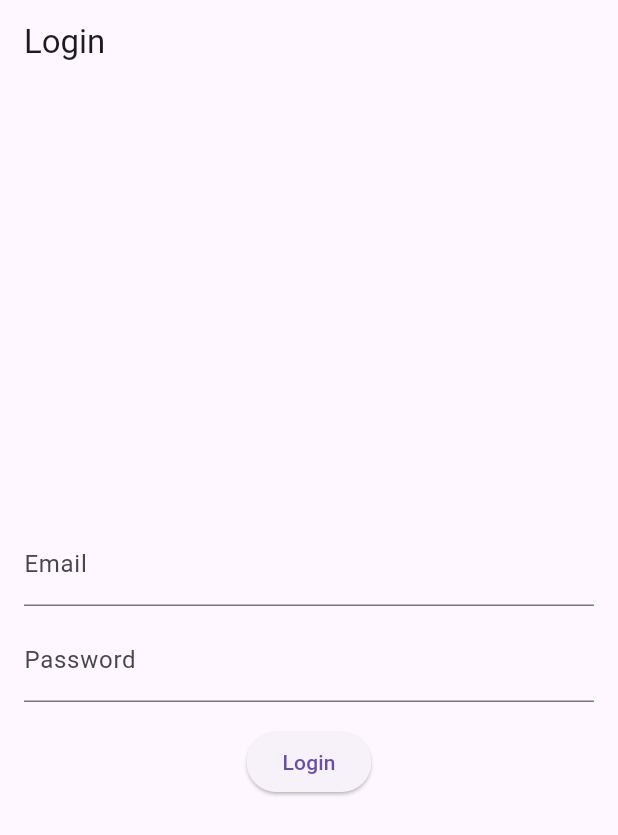
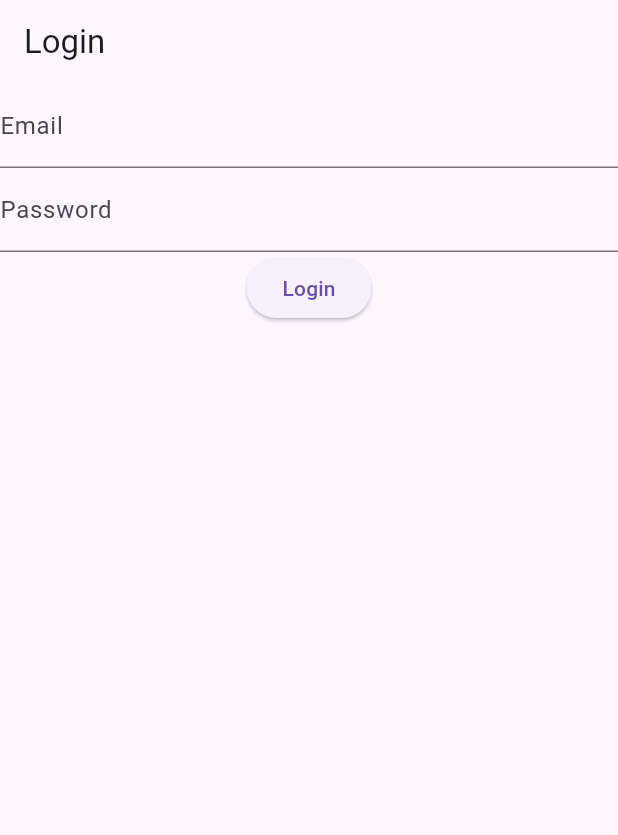
Before and after one commit to WilhelmDev/store_app, a Flutter app: the screen it shows after launch, on a phone screen of 412 x 824 dp. Shown: the top 835 px of the screen. Run offline on Flutter 3.47's test engine with Material 3 defaults, Android fonts, the phone set to English and light mode, and no system bars; our stand-ins replace equatable, flutter_bloc; accounts and stored records are empty.

```diff
--- a/lib/main.dart
+++ b/lib/main.dart
@@ -1,123 +1,24 @@
 import 'package:flutter/material.dart';
-import 'package:flutter_bloc/flutter_bloc.dart';
-import 'package:store_app/blocs/auth/auth_bloc.dart';
-import 'package:store_app/repositories/auth_repository.dart';
-import 'package:store_app/screens/home_screen.dart';
-import 'package:store_app/screens/login_screen.dart';
+import 'package:provider/provider.dart';
+import 'package:store_app/providers/auth_provider.dart';
+import 'package:store_app/widgets/auth_wrapper.dart';
 
 void main() {
-  runApp(const MyApp());
+  runApp(MyApp());
 }
 
 class MyApp extends StatelessWidget {
-  const MyApp({super.key});
-
   @override
   Widget build(BuildContext context) {
-    return MultiBlocProvider(
-      providers: [
-        BlocProvider<AuthBloc>(
-          create: (context) => AuthBloc(authRepository: AuthRepository()),
-        ),
-      ],
+    return ChangeNotifierProvider(
+      create: (context) => AuthProvider(),
       child: MaterialApp(
         title: 'Store App',
         theme: ThemeData(
           primarySwatch: Colors.blue,
-          visualDensity: VisualDensity.adaptivePlatformDensity,
         ),
-        initialRoute: '/login',
-        routes: {
-          '/login': (context) => LoginScreen(),
-          '/home': (context) => const HomeScreen(),
-        },
+        home: AuthWrapper(),
       ),
     );
   }
 }
-
-class MyHomePage extends StatefulWidget {
-  const MyHomePage({super.key, required this.title});
-
-  // This widget is the home page of your application. It is stateful, meaning
-  // that it has a State object (defined below) that contains fields that affect
-  // how it looks.
-
-  // This class is the configuration for the state. It holds the values (in this
-  // case the title) provided by the parent (in this case the App widget) and
-  // used by the build method of the State. Fields in a Widget subclass are
-  // always marked "final".
-
-  final String title;
-
-  @override
-  State<MyHomePage> createState() => _MyHomePageState();
-}
-
-class _MyHomePageState extends State<MyHomePage> {
-  int _counter = 0;
-
-  void _incrementCounter() {
-    setState(() {
-      // This call to setState tells the Flutter framework that something has
-      // changed in this State, which causes it to rerun the build method below
-      // so that the display can reflect the updated values. If we changed
-      // _counter without calling setState(), then the build method would not be
-      // called again, and so nothing would appear to happen.
-      _counter++;
-    });
-  }
-
-  @override
-  Widget build(BuildContext context) {
-    // This method is rerun every time setState is called, for instance as done
-    // by the _incrementCounter method above.
-    //
-    // The Flutter framework has been optimized to make rerunning build methods
-    // fast, so that you can just rebuild anything that needs updating rather
-    // than having to individually change instances of widgets.
-    return Scaffold(
-      appBar: AppBar(
-        // TRY THIS: Try changing the color here to a specific color (to
-        // Colors.amber, perhaps?) and trigger a hot reload to see the AppBar
-        // change color while the other colors stay the same.
-        backgroundColor: Theme.of(context).colorScheme.inversePrimary,
-        // Here we take the value from the MyHomePage object that was created by
-        // the App.build method, and use it to set our appbar title.
-        title: Text(widget.title),
-      ),
-      body: Center(
-        // Center is a layout widget. It takes a single child and positions it
-        // in the middle of the parent.
-        child: Column(
-          // Column is also a layout widget. It takes a list of children and
-          // arranges them vertically. By default, it sizes itself to fit its
-          // children horizontally, and tries to be as tall as its parent.
-          //
-          // Column has various properties to control how it sizes itself and
-          // how it positions its children. Here we use mainAxisAlignment to
-          // center the children vertically; the main axis here is the vertical
-          // axis because Columns are vertical (the cross axis would be
-          // horizontal).
-          //
-          // TRY THIS: Invoke "debug painting" (choose the "Toggle Debug Paint"
-          // action in the IDE, or press "p" in the console), to see the
-          // wireframe for each widget.
-          mainAxisAlignment: MainAxisAlignment.center,
-          children: <Widget>[
-            const Text('You have pushed the button this many times:'),
-            Text(
-              '$_counter',
-              style: Theme.of(context).textTheme.headlineMedium,
-            ),
-          ],
-        ),
-      ),
-      floatingActionButton: FloatingActionButton(
-        onPressed: _incrementCounter,
-        tooltip: 'Increment',
-        child: const Icon(Icons.add),
-      ), // This trailing comma makes auto-formatting nicer for build methods.
-    );
-  }
-}
--- /dev/null
+++ b/lib/providers/auth_provider.dart
@@ -0,0 +1,36 @@
+import 'package:flutter/foundation.dart';
+import 'package:store_app/models/user.dart';
+import 'package:store_app/repositories/auth_repository.dart';
+
+class AuthProvider with ChangeNotifier {
+  User? _user;
+  bool _isLoading = false;
+
+  User? get user => _user;
+  bool get isLoading => _isLoading;
+  bool get isAuthenticated => _user != null;
+
+  final AuthRepository _authRepository = AuthRepository();
+
+  Future<void> signIn(String email, String password) async {
+    _isLoading = true;
+    notifyListeners();
+
+    try {
+      _user = await _authRepository.signIn(email, password);
+      // Aquí podrías guardar el token en el almacenamiento local
+    } catch (e) {
+      _user = null;
+      rethrow;
+    } finally {
+      _isLoading = false;
+      notifyListeners();
+    }
+  }
+
+  void signOut() {
+    _user = null;
+    // Aquí podrías eliminar el token del almacenamiento local
+    notifyListeners();
+  }
+}
--- a/lib/screens/login_screen.dart
+++ b/lib/screens/login_screen.dart
@@ -1,64 +1,54 @@
 import 'package:flutter/material.dart';
-import 'package:flutter_bloc/flutter_bloc.dart';
-import 'package:store_app/blocs/auth/auth_bloc.dart';
-import 'package:store_app/blocs/auth/auth_event.dart';
-import 'package:store_app/blocs/auth/auth_state.dart';
+import 'package:provider/provider.dart';
+import 'package:store_app/providers/auth_provider.dart';
 
-class LoginScreen extends StatelessWidget {
-  LoginScreen({Key? key}) : super(key: key);
+class LoginScreen extends StatefulWidget {
+  @override
+  _LoginScreenState createState() => _LoginScreenState();
+}
 
-  final _emailController = TextEditingController();
-  final _passwordController = TextEditingController();
+class _LoginScreenState extends State<LoginScreen> {
+  final _formKey = GlobalKey<FormState>();
+  String _email = '';
+  String _password = '';
+
+  void _submit() async {
+    if (_formKey.currentState!.validate()) {
+      _formKey.currentState!.save();
+      try {
+        await Provider.of<AuthProvider>(context, listen: false).signIn(_email, _password);
+      } catch (e) {
+        ScaffoldMessenger.of(context).showSnackBar(
+          SnackBar(content: Text('Login failed: $e')),
+        );
+      }
+    }
+  }
 
   @override
   Widget build(BuildContext context) {
     return Scaffold(
-      appBar: AppBar(
-        title: const Text('Login'),
-      ),
-      body: BlocListener<AuthBloc, AuthState>(
-        listener: (context, state) {
-          if (state is AuthSuccess) {
-            // Navigate to home screen
-            Navigator.of(context).pushReplacementNamed('/home');
-          }
-          if (state is AuthFailure) {
-            // Show error message
-            ScaffoldMessenger.of(context).showSnackBar(
-              SnackBar(content: Text(state.error)),
-            );
-          }
-        },
-        child: Padding(
-          padding: const EdgeInsets.all(16.0),
-          child: Column(
-            mainAxisAlignment: MainAxisAlignment.center,
-            children: [
-              TextField(
-                controller: _emailController,
-                decoration: const InputDecoration(labelText: 'Email'),
-                keyboardType: TextInputType.emailAddress,
-              ),
-              const SizedBox(height: 8),
-              TextField(
-                controller: _passwordController,
-                decoration: const InputDecoration(labelText: 'Password'),
-                obscureText: true,
-              ),
-              const SizedBox(height: 16),
-              ElevatedButton(
-                onPressed: () {
-                  BlocProvider.of<AuthBloc>(context).add(
-                    SignInRequested(
-                      _emailController.text,
-                      _passwordController.text,
-                    ),
-                  );
-                },
-                child: const Text('Login'),
-              ),
-            ],
-          ),
+      appBar: AppBar(title: Text('Login')),
+      body: Form(
+        key: _formKey,
+        child: Column(
+          children: [
+            TextFormField(
+              decoration: InputDecoration(labelText: 'Email'),
+              validator: (value) => value!.isEmpty ? 'Please enter your email' : null,
+              onSaved: (value) => _email = value!,
+            ),
+            TextFormField(
+              decoration: InputDecoration(labelText: 'Password'),
+              obscureText: true,
+              validator: (value) => value!.isEmpty ? 'Please enter your password' : null,
+              onSaved: (value) => _password = value!,
+            ),
+            ElevatedButton(
+              onPressed: _submit,
+              child: Text('Login'),
+            ),
+          ],
         ),
       ),
     );
--- /dev/null
+++ b/lib/widgets/auth_wrapper.dart
@@ -0,0 +1,27 @@
+import 'package:flutter/material.dart';
+import 'package:provider/provider.dart';
+import 'package:store_app/providers/auth_provider.dart';
+import 'package:store_app/screens/home_screen.dart';
+import 'package:store_app/screens/login_screen.dart';
+
+class AuthWrapper extends StatelessWidget {
+  @override
+  Widget build(BuildContext context) {
+    final authProvider = Provider.of<AuthProvider>(context);
+
+    if (authProvider.isLoading) {
+      return (
+          const Scaffold(
+              body: Center(
+                  child:
+                  CircularProgressIndicator()
+              )
+          )
+      );
+    } else if (authProvider.isAuthenticated) {
+      return HomeScreen();
+    } else {
+      return LoginScreen();
+    }
+  }
+}
--- a/pubspec.yaml
+++ b/pubspec.yaml
@@ -14,6 +14,7 @@ dependencies:
   flutter_bloc: ^8.1.3
   equatable: ^2.0.5
   http: ^0.13.5
+  provider: ^6.0.0
   cupertino_icons: ^1.0.2
 
 dev_dependencies:
```
Also changed, not shown: lib/screens/home_screen.dart (+17 -7 lines), pubspec.lock, 1 other file.
